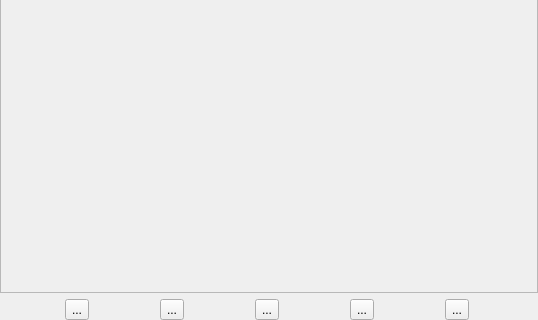
ronpandolfi/Xi-cam, file gui/hipgisaxsleftwidget.ui: the form before one commit; both pictures show x 0 to 538 and y 513 to 833 of the 538 by 833 pixel window.
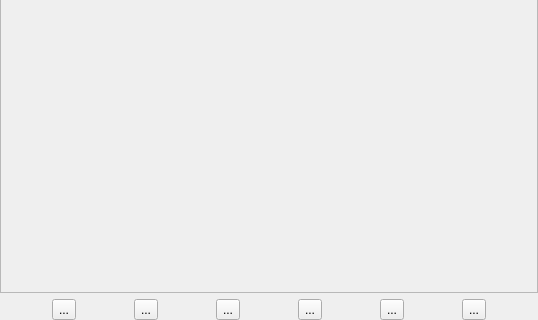
The form after the commit. Icons and pictures are not drawn.

Commit message: More improvements to the hipgisaxs visuals and interface, and some compatibility fixes.

The edit to the form file:
```diff
--- a/gui/hipgisaxsleftwidget.ui
+++ b/gui/hipgisaxsleftwidget.ui
@@ -159,7 +159,25 @@
                             </size>
                         </property>
                     </widget>
-                </item>
+                    </item>
+                    <item>
+                    <widget class="QToolButton" name="runDask">
+                        <property name="text">
+                            <string>...</string>
+                        </property>
+                        <property name="icon">
+                            <iconset>
+                                <normaloff>gui/hipgisaxsicons_4.png</normaloff>gui/hipgisaxsicons_4.png
+                            </iconset>
+                        </property>
+                        <property name="iconSize">
+                            <size>
+                                <width>32</width>
+                                <height>32</height>
+                            </size>
+                        </property>
+                    </widget>
+                    </item>
                 </layout>
             </item>
         </layout>
```
The commit also changes 7 other files.
